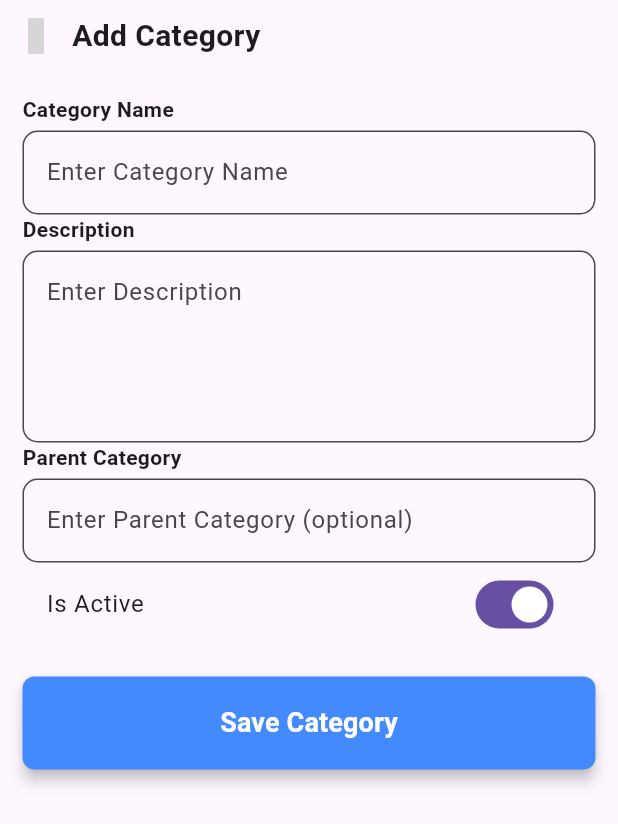
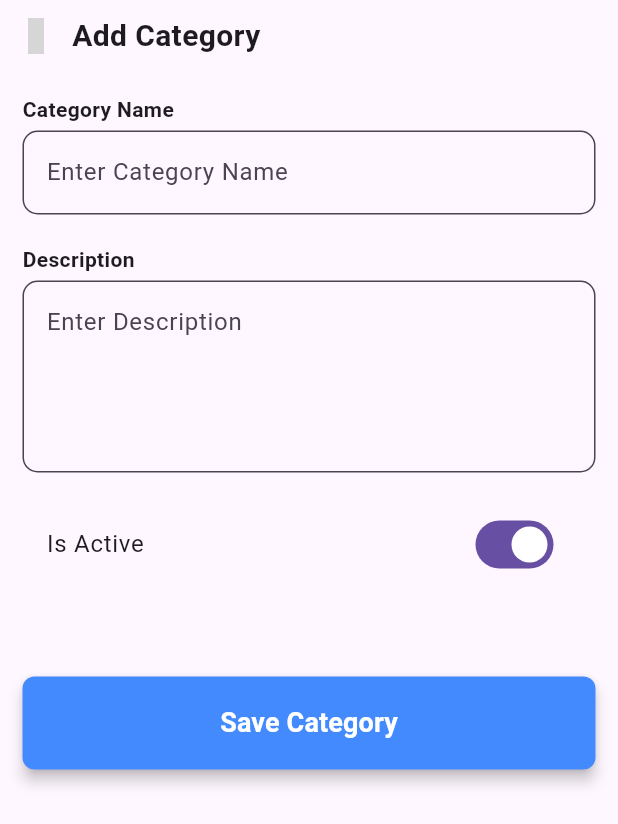
Before and after one commit to ChhairongCoding/E-Commerce-admin-app, a Flutter app: the AddCategoryFormScreen widget shown alone on an empty page, opened directly, on a phone screen of 412 x 824 dp. Shown: the top 824 px of the screen. Run offline on Flutter 3.47's test engine with Material 3 defaults, Android fonts, the phone set to English and light mode, and no system bars; our stand-ins replace file_picker, font_awesome_flutter, get, get_storage, hugeicons; missing offline and left inert: mobkit_dashed_border; accounts and stored records are empty; network calls fail; grey boxes are pictures that could not be loaded.

Commit message:
Finish CRUD in category screen

```diff
--- a/lib/controllers/main_controller.dart
+++ b/lib/controllers/main_controller.dart
@@ -1,8 +1,10 @@
 import 'package:e_commerce_admin_app/controllers/toggle_mode_controller.dart';
 import 'package:e_commerce_admin_app/services/local/token_service.dart';
+import 'package:e_commerce_admin_app/views/category-views/main_category_controller.dart';
+import 'package:e_commerce_admin_app/views/category-views/main_category_screen.dart';
+import 'package:e_commerce_admin_app/views/product-views/main_product_controller.dart';
 import 'package:e_commerce_admin_app/views/product-views/main_product_screen.dart';
 import 'package:e_commerce_admin_app/views/brand_screen.dart';
-import 'package:e_commerce_admin_app/views/category-views/category_screen.dart';
 import 'package:e_commerce_admin_app/views/home_screen.dart';
 import 'package:e_commerce_admin_app/views/sell_screen.dart';
 import 'package:flutter/material.dart';
@@ -12,13 +14,15 @@ class MainController extends GetxController {
   final ToggleModeController toggleModeController = Get.put(
     ToggleModeController(),
   );
+
+
   var selectedIndex = 0.obs;
   var isCheckingToken = true.obs;
 
   final List<Widget> listPage = [
     HomeScreen(),
     MainProductScreen(),
-    CategoryScreen(),
+    MainCategoryScreen(),
     BrandScreen(),
     SellScreen(),
   ];
@@ -35,7 +39,16 @@ class MainController extends GetxController {
 
   void changeIndex(int index) {
     selectedIndex.value = index;
+
+    if(index == 0){}
+    else if(index == 1){
+      Get.find<MainProductController>().toggleSwitch(0);
+    }
+    else if(index == 2){
+      Get.find<MainCategoryController>().toggleSwitch(0);
+    }
   }
+
 
   void checkToken() {
     isCheckingToken.value = false;
--- a/lib/models/category_model.dart
+++ b/lib/models/category_model.dart
@@ -36,7 +36,7 @@ class CategoryModel {
   final String? name;
   final String? description;
   // This can be typed to another CategoryModel? if it's self-referential
-  final dynamic parentCategory;
+  // final dynamic parentCategory;
   final bool? isActive;
   final DateTime? createdAt;
   final DateTime? updatedAt;
@@ -47,7 +47,7 @@ class CategoryModel {
     this.id,
     this.name,
     this.description,
-    this.parentCategory,
+    // this.parentCategory,
     this.isActive,
     this.createdAt,
     this.updatedAt,
@@ -60,8 +60,8 @@ class CategoryModel {
       id: json['_id'] as String?,
       name: json['name'] as String?,
       description: json['description'] as String?,
-      parentCategory:
-          json['parentCategory'], // Stays dynamic to accept null or object
+      // parentCategory:
+      //     json['parentCategory'], // Stays dynamic to accept null or object
       isActive: json['isActive'] as bool?,
       createdAt: json['createdAt'] == null
           ? null
@@ -81,7 +81,7 @@ class CategoryModel {
       '_id': id,
       'name': name,
       'description': description,
-      'parentCategory': parentCategory,
+      // 'parentCategory': parentCategory,
       'isActive': isActive,
       'createdAt': createdAt?.toIso8601String(),
       'updatedAt': updatedAt?.toIso8601String(),
--- a/lib/services/product_api.dart
+++ b/lib/services/product_api.dart
@@ -5,7 +5,6 @@ import 'package:e_commerce_admin_app/core/constand.dart';
 import 'package:e_commerce_admin_app/models/product_model.dart';
 import 'package:e_commerce_admin_app/services/local/token_service.dart';
 import 'package:e_commerce_admin_app/views/product-views/main_product_controller.dart';
-import 'package:e_commerce_admin_app/views/product-views/main_product_screen.dart';
 import 'package:e_commerce_admin_app/views/product-views/product_screen.dart';
 import 'package:flutter/material.dart';
 import 'package:get/get.dart';
--- a/lib/views/category-views/add_category_form_screen.dart
+++ b/lib/views/category-views/add_category_form_screen.dart
@@ -1,4 +1,5 @@
 import 'package:e_commerce_admin_app/controllers/category_controller.dart';
+import 'package:e_commerce_admin_app/views/category-views/main_category_controller.dart';
 import 'package:e_commerce_admin_app/widgets/custom_textfield_widget.dart';
 import 'package:flutter/material.dart';
 import 'package:get/get.dart';
@@ -17,9 +18,18 @@ class AddCategoryFormScreen extends StatelessWidget {
   Widget build(BuildContext context) {
     final CategoryController categoryController =
         Get.find<CategoryController>();
+    final category = categoryController.selectedCategory.value;
+
+    if (categoryController.isUpdate.value) {
+      categoryNameController.text = category.name ?? '';
+      categoryDescriptionController.text = category.description ?? '';
+      isActive.value = category.isActive ?? true;
+    }
 
     return SingleChildScrollView(
-      child: Container(
+      child: categoryController.isLoading.value
+          ? Center(child: CircularProgressIndicator())
+          : Container(
               child: Form(
                 key: formKey,
                 child: Column(
@@ -28,19 +38,25 @@ class AddCategoryFormScreen extends StatelessWidget {
                       children: [
                         IconButton(
                           onPressed: () {
-                      Get.back();
+                            Get.find<MainCategoryController>().toggleSwitch(0);
                           },
                           icon: Icon(HugeIcons.strokeRoundedArrowLeft01),
                         ),
                         Text(
-                    "Add Category",
-                    style: TextStyle(fontSize: 20, fontWeight: FontWeight.bold),
+                          categoryController.isUpdate.value
+                              ? "Update Category"
+                              : "Add Category",
+                          style: TextStyle(
+                            fontSize: 20,
+                            fontWeight: FontWeight.bold,
+                          ),
                         ),
                       ],
                     ),
                     Padding(
                       padding: const EdgeInsets.all(15),
                       child: Column(
+                        spacing: 20,
                         children: [
                           CustomTextfieldWidget(
                             controller: categoryNameController,
@@ -58,14 +74,10 @@ class AddCategoryFormScreen extends StatelessWidget {
                             label: "Description",
                             maxLines: 4,
                             validator: (value) {
-                        if (value!.isEmpty) return "Please enter a description";
+                              if (value!.isEmpty)
+                                return "Please enter a description";
                               return null;
                             },
-                    ),
-                    CustomTextfieldWidget(
-                      controller: parentCategoryController,
-                      hintText: "Enter Parent Category (optional)",
-                      label: "Parent Category",
                           ),
                           Obx(
                             () => SwitchListTile(
@@ -88,7 +100,9 @@ class AddCategoryFormScreen extends StatelessWidget {
                                 elevation: 4,
                               ),
                               child: Text(
-                          "Save Category",
+                                categoryController.isUpdate.value
+                                    ? "Update Category"
+                                    : "Save Category",
                                 style: TextStyle(
                                   fontSize: 18,
                                   fontWeight: FontWeight.bold,
@@ -96,12 +110,22 @@ class AddCategoryFormScreen extends StatelessWidget {
                               ),
                               onPressed: () {
                                 if (formKey.currentState!.validate()) {
-                            categoryController.addCategory(
+                                  categoryController.isUpdate.value
+                                      ? categoryController.updateCategory(
+                                          category.id.toString(),
                                           categoryNameController.text.trim(),
-                              categoryDescriptionController.text.trim(),
+                                          categoryDescriptionController.text
+                                              .trim(),
+                                          isActive.value,
+                                        )
+                                      : categoryController.addCategory(
+                                          categoryNameController.text.trim(),
+                                          categoryDescriptionController.text
+                                              .trim(),
                                           parentCategoryController.text.trim(),
                                           isActive.value,
                                         );
+
                                   Get.back();
                                 }
                               },
```
Also changed, not shown: lib/controllers/category_controller.dart (+43 -11 lines), lib/services/category_api.dart (+188 -14 lines), lib/views/category-views/category_screen.dart (+6 -3 lines). Lines whose indentation alone changed are shown as unchanged.
